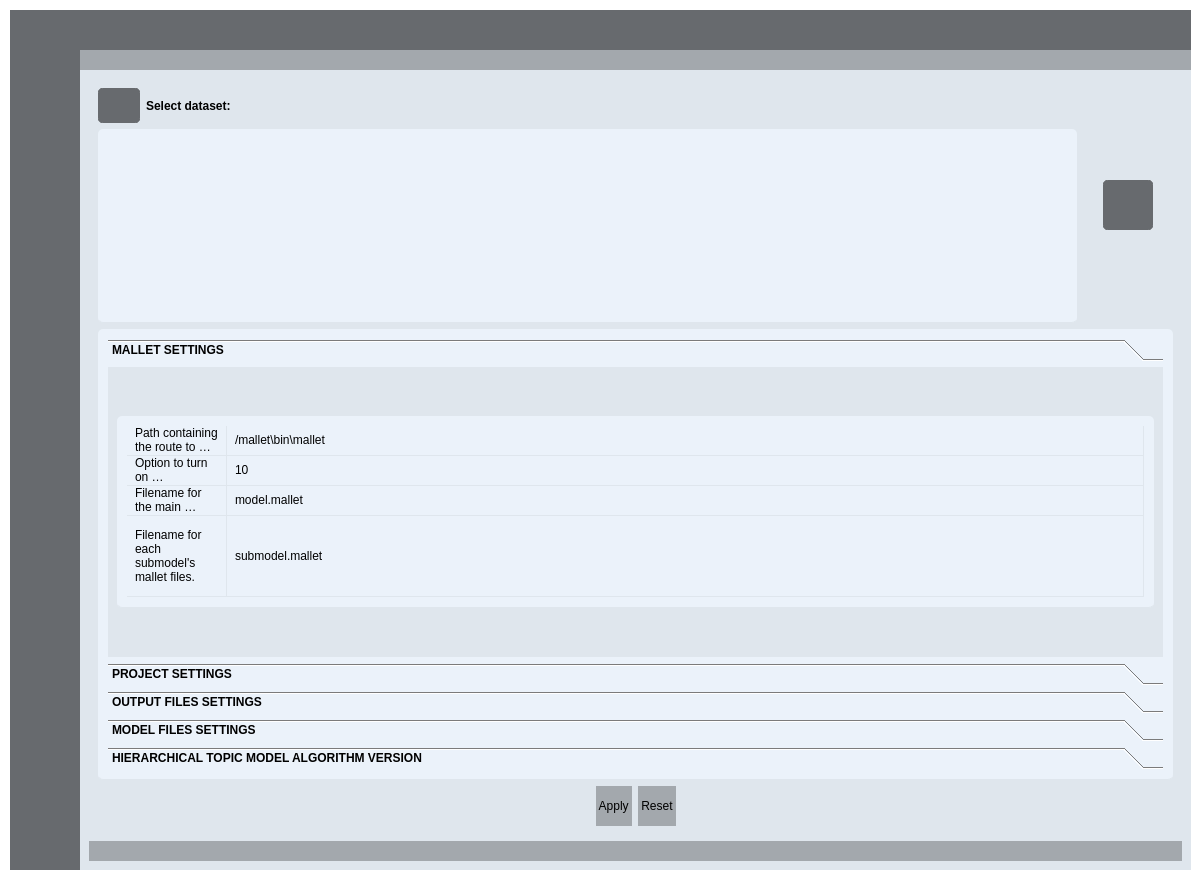
Qt form gui/UIS/musicalSpoonV1.ui (IntelCompH2020/musical-spoon) before a commit.
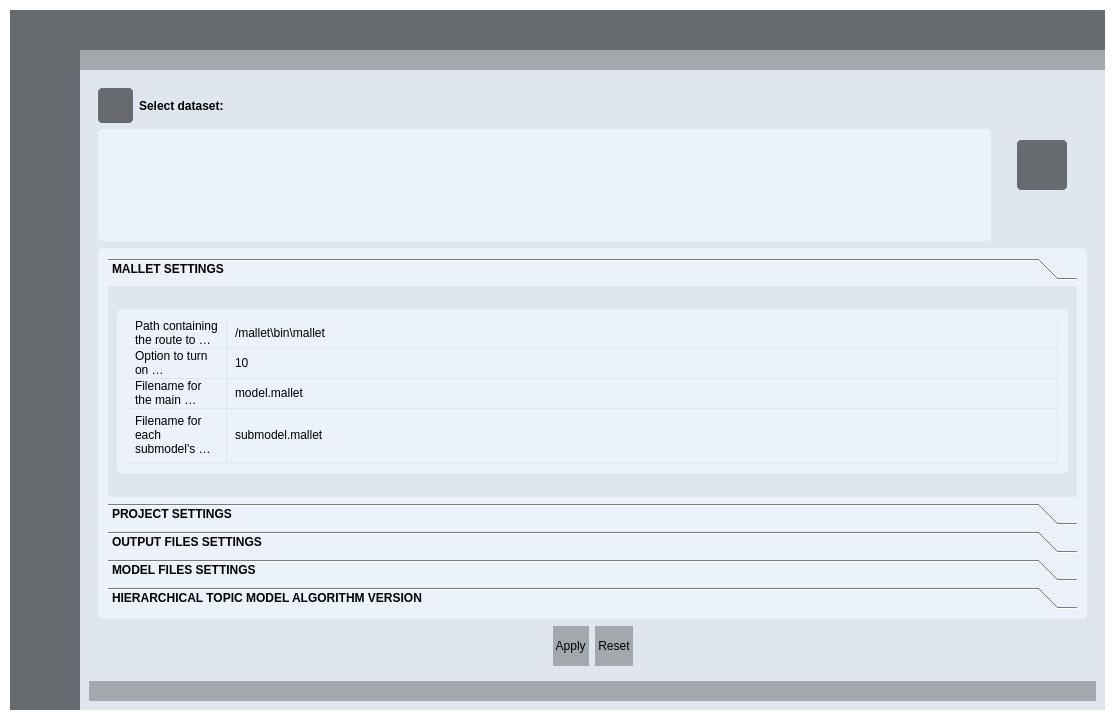
The same form after that commit. Icons and pictures are not drawn.

The edit to the form file:
```diff
--- a/gui/UIS/musicalSpoonV1.ui
+++ b/gui/UIS/musicalSpoonV1.ui
@@ -6,8 +6,8 @@
    <rect>
     <x>0</x>
     <y>0</y>
-    <width>1201</width>
-    <height>880</height>
+    <width>1115</width>
+    <height>720</height>
    </rect>
   </property>
   <property name="minimumSize">
@@ -38,6 +38,10 @@
     <string notr="true">background: transparent;
 color: rgb(0, 0, 0);
 
+QWidget{
+	font: 12pt &quot;Arial&quot;;
+}
+
 </string>
    </property>
    <layout class="QGridLayout" name="gridLayout_3">
@@ -845,6 +849,12 @@
                                 <height>35</height>
                                </size>
                               </property>
+                              <property name="maximumSize">
+                               <size>
+                                <width>35</width>
+                                <height>35</height>
+                               </size>
+                              </property>
                               <property name="styleSheet">
                                <string notr="true">QPushButton {
 	border: 5px solid #676A6E;
@@ -968,6 +978,12 @@
                             <height>50</height>
                            </size>
                           </property>
+                          <property name="maximumSize">
+                           <size>
+                            <width>50</width>
+                            <height>50</height>
+                           </size>
+                          </property>
                           <property name="styleSheet">
                            <string notr="true">QPushButton {
 	border: 5px solid #676A6E;
@@ -1074,8 +1090,8 @@
                             <rect>
                              <x>0</x>
                              <y>0</y>
-                             <width>1039</width>
-                             <height>271</height>
+                             <width>953</width>
+                             <height>166</height>
                             </rect>
                            </property>
                            <attribute name="label">
```
Left out of the diff: 54 changed lines with no effect on the pictures.
